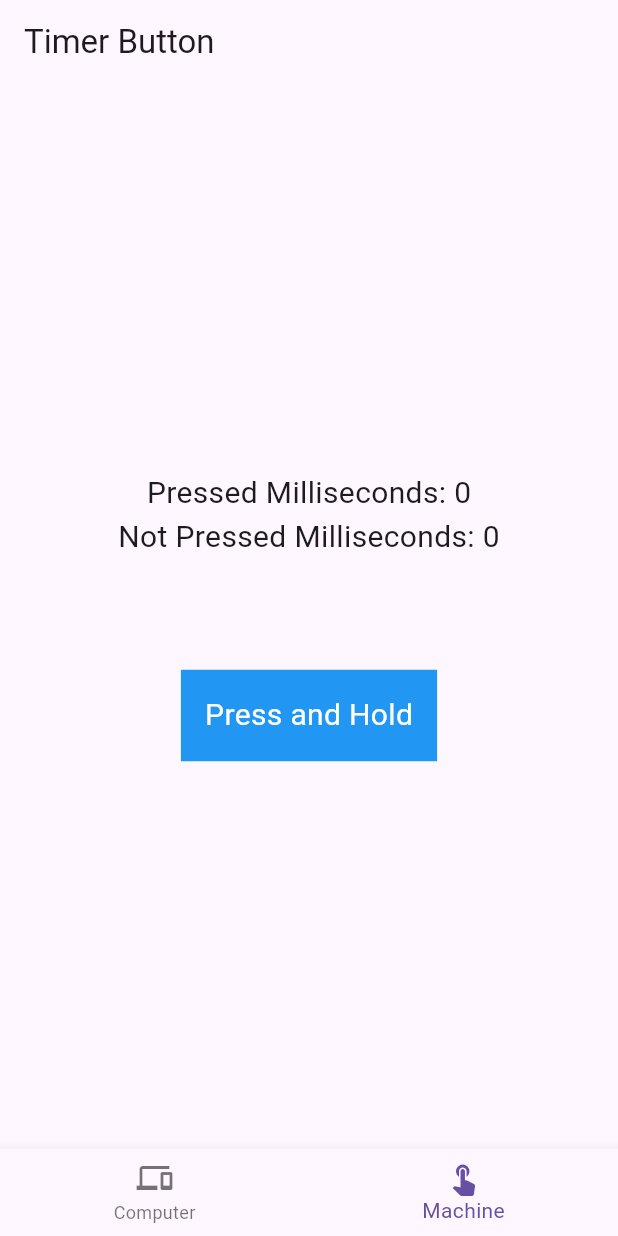
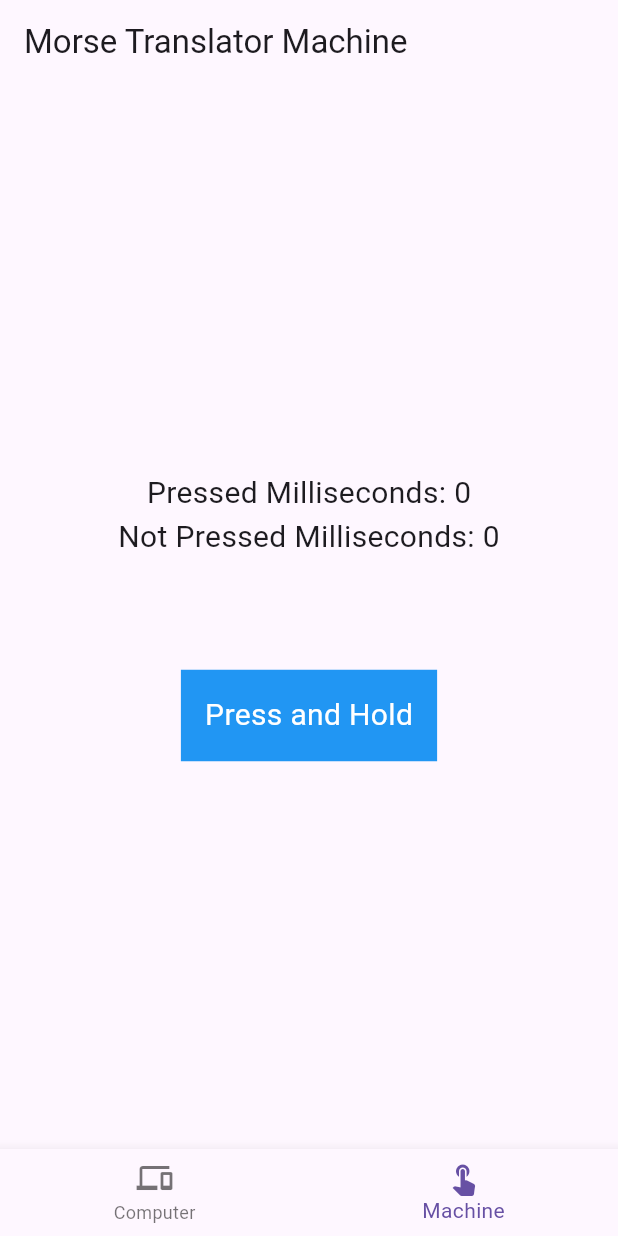
Before and after one commit to ItsJordanNL/morse-translator, a Flutter app: the screen it shows after launch, item 2 of the bottom bar chosen, on a phone screen of 412 x 824 dp. Run offline on Flutter 3.47's test engine with Material 3 defaults, Android fonts, the phone set to English and light mode, and no system bars.

Commit message:
Fix - Navigatie en appbar

```diff
--- a/lib/machine.dart
+++ b/lib/machine.dart
@@ -1,18 +1,5 @@
 import 'package:flutter/material.dart';
 import 'dart:async';
-
-class Machine extends StatelessWidget {
-  const Machine({super.key});
-
-  @override
-  Widget build(BuildContext context) {
-    return const MaterialApp(
-      debugShowCheckedModeBanner: false,
-      title: 'Morse Translator Machine',
-      home: TimerButton(),
-    );
-  }
-}
 
 class TimerButton extends StatefulWidget {
   const TimerButton({super.key});
@@ -75,7 +62,7 @@ class TimerButtonState extends State<TimerButton> {
   Widget build(BuildContext context) {
     return Scaffold(
       appBar: AppBar(
-        title: const Text('Timer Button'),
+        title: const Text('Morse Translator Machine'),
       ),
       body: Center(
         child: Column(
--- a/lib/main.dart
+++ b/lib/main.dart
@@ -31,7 +31,7 @@
 
   static final List<Widget> _widgetOptions = <Widget>[
     const TranslatorHomePage(),
-    Machine(), // Add SecondPage to the list of pages
+    const TimerButton(), // Add SecondPage to the list of pages
   ];
 
   void _onItemTapped(int index) {
```
